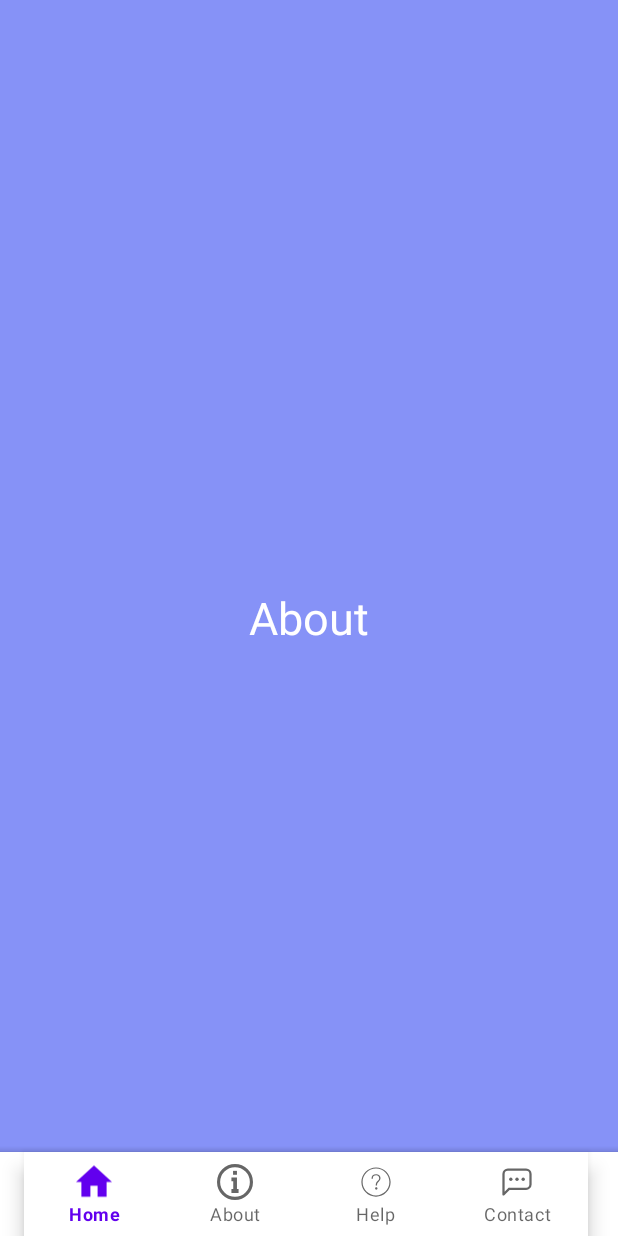
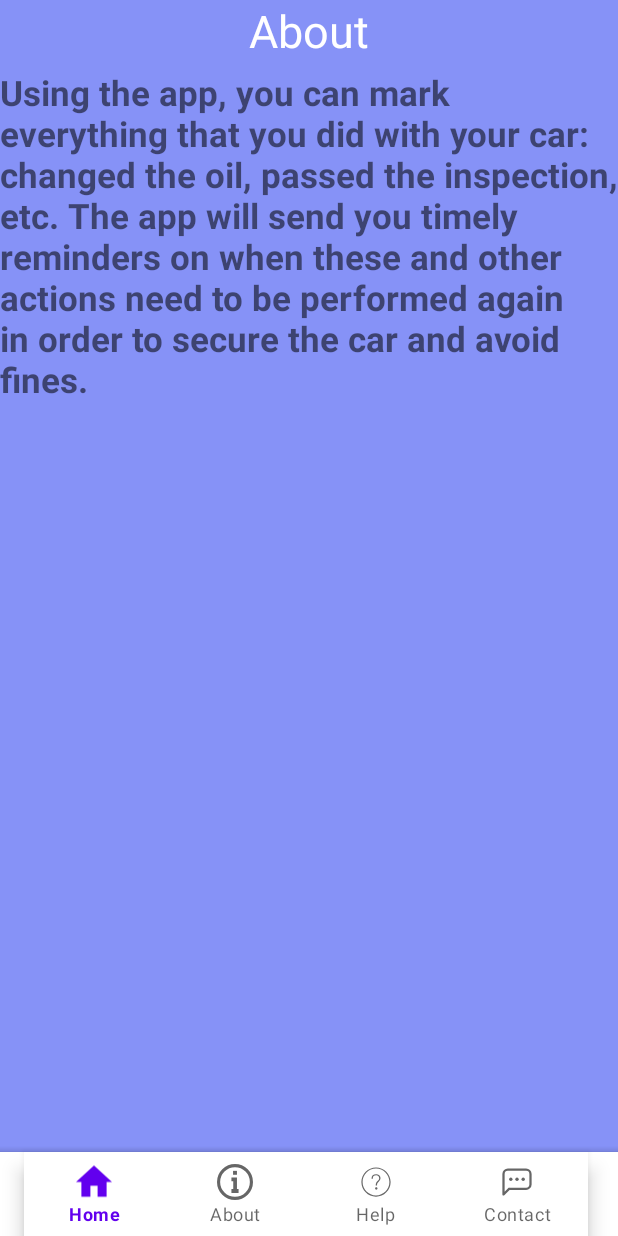
Before and after one commit to DavitDanielyann/HelpDrivers, an Android app: the fragment AboutFragment placed in its activity, on a phone screen of 412 x 824 dp. Run offline under Robolectric (Android 15) with nearby library versions, the light colour scheme and no system bars.

Commit message:
Regular commit

```diff
--- a/app/src/main/res/layout/fragment_about.xml
+++ b/app/src/main/res/layout/fragment_about.xml
@@ -9,10 +9,18 @@
     <!-- TODO: Update blank fragment layout -->
     <TextView
         android:layout_width="match_parent"
-        android:layout_height="match_parent"
+        android:layout_height="wrap_content"
         android:text="About"
         android:gravity="center"
         android:textSize="30sp"
         android:textColor="@color/white"/>
+    <TextView
+        android:layout_width="match_parent"
+        android:layout_height="wrap_content"
+        android:text="Using the app, you can mark everything that you did with your car: changed the oil, passed the inspection, etc. The app will send you timely reminders on when these and other actions need to be performed again in order to secure the car and avoid fines."
+        android:textSize="23sp"
+        android:paddingTop="46dp"
+        android:textStyle="bold"/>
+
 
 </FrameLayout>
```
Also changed, not shown: app/src/main/res/layout/fragment_contact.xml (+9 -1 lines).
